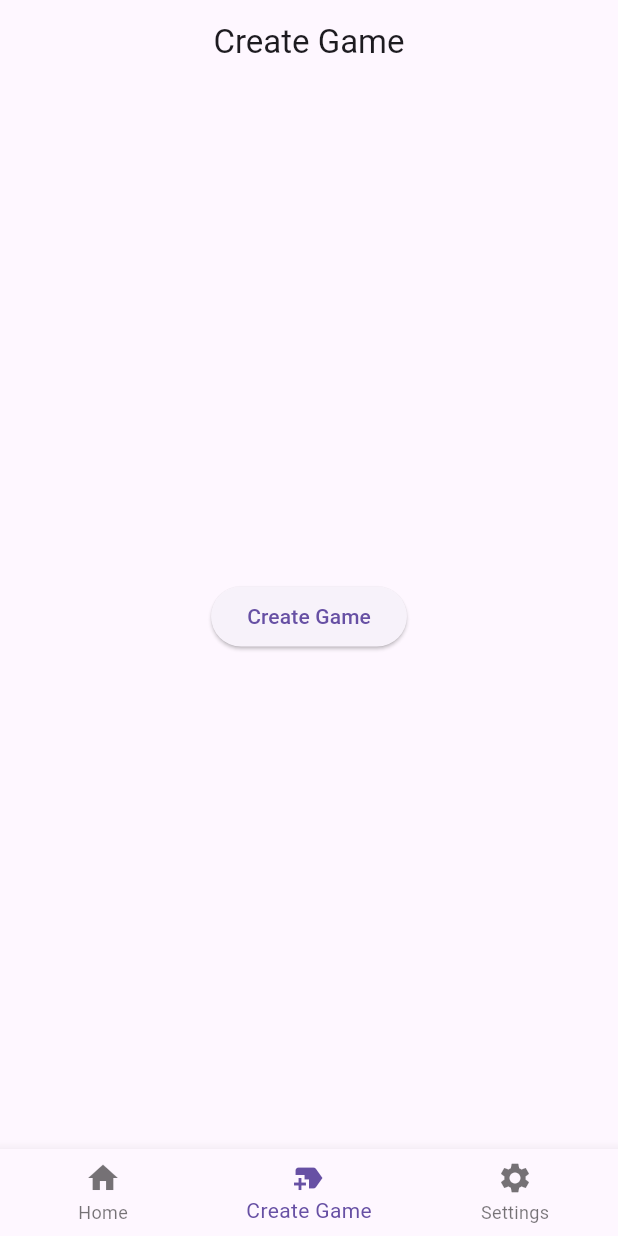
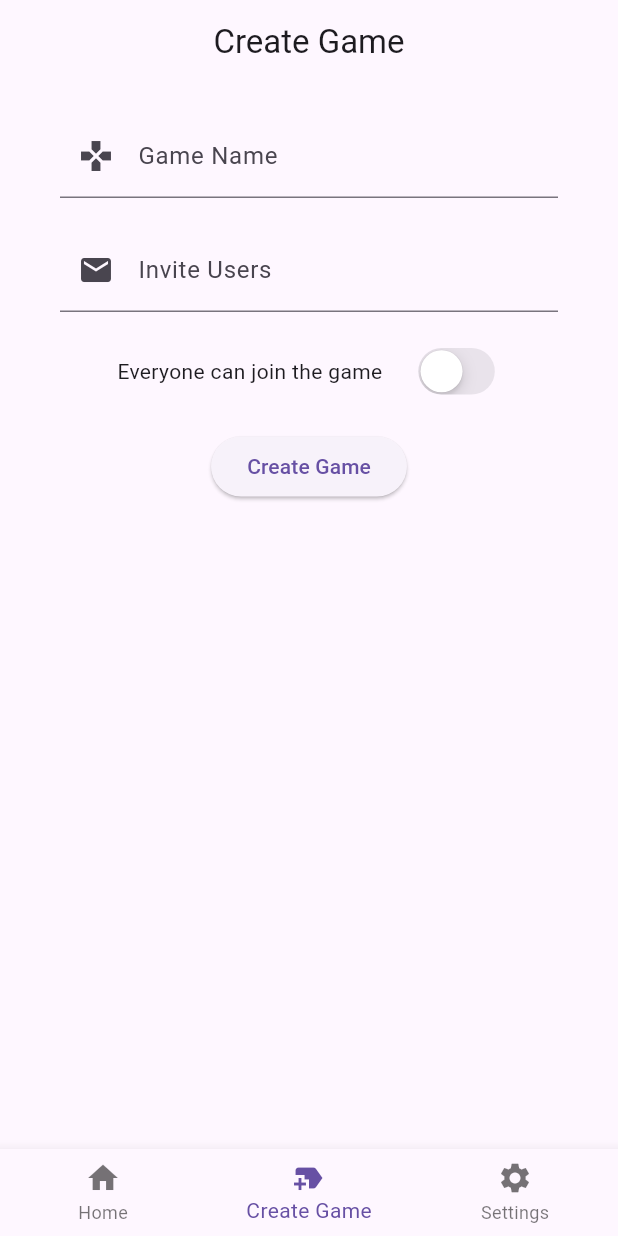
Before and after one commit to crhaxx/new_game_app, a Flutter app: the screen it shows once a user with an empty profile is signed in, item 2 of the bottom bar chosen, after a tap on "Create Game", on a phone screen of 412 x 824 dp. Run offline on Flutter 3.47's test engine with Material 3 defaults, Android fonts, the phone set to English and light mode, and no system bars; our stand-ins replace supabase_flutter; accounts and stored records are empty; network calls fail.

Commit message:
Improved Create-game function

```diff
--- a/lib/database/creategame_table.dart
+++ b/lib/database/creategame_table.dart
@@ -1,7 +1,7 @@
 import 'package:new_game_app/database/database%20models/creategame_model.dart';
 import 'package:supabase_flutter/supabase_flutter.dart';
 
-class UserinfoDatabase {
+class CreategameTable {
   //Info: Database -> playlists
   final database = Supabase.instance.client.from('active_games');
 
--- a/lib/database/database models/creategame_model.dart
+++ b/lib/database/database models/creategame_model.dart
@@ -2,15 +2,19 @@ class CreategameModel {
   int? id;
   String game;
   String creator;
-  String creator_email;
-  String created_at;
+  String? creator_email;
+  String? created_at;
+  String invited_users;
+  bool public;
 
   CreategameModel({
-    required this.id,
+    this.id,
     required this.game,
     required this.creator,
     required this.creator_email,
-    required this.created_at,
+    this.created_at,
+    required this.invited_users,
+    required this.public,
   });
 
   //Info: map -> Userinfo
@@ -21,17 +25,19 @@ class CreategameModel {
       creator: map['creator'] as String,
       creator_email: map['creator_email'] as String,
       created_at: map['created_at'] as String,
+      invited_users: map['invited_users'] as String,
+      public: map['public'] as bool,
     );
   }
 
   //Info: Userinfo -> map
   Map<String, dynamic> toMap() {
     return {
-      'id': id,
       'game': game,
       'creator': creator,
       'creator_email': creator_email,
-      'created_at': created_at,
+      'invited_users': invited_users,
+      'public': public,
     };
   }
 }
--- a/lib/sections/creategame_section.dart
+++ b/lib/sections/creategame_section.dart
@@ -1,4 +1,8 @@
+import "package:flutter/cupertino.dart";
 import "package:flutter/material.dart";
+import "package:new_game_app/database/creategame_table.dart";
+import "package:new_game_app/database/database%20models/creategame_model.dart";
+import "package:supabase_flutter/supabase_flutter.dart";
 
 class CreategamePage extends StatefulWidget {
   const CreategamePage({super.key});
@@ -8,9 +12,27 @@ class CreategamePage extends StatefulWidget {
 }
 
 class _CreategamePageState extends State<CreategamePage> {
-  int currentPageIndex = 0;
+  final createGameTable = CreategameTable();
 
-  void createGame() {}
+  bool publicGame = false;
+
+  //Note: text controllers
+  final _gameNameController = TextEditingController();
+  final _invitedUsersController = TextEditingController();
+
+  void createGame() {
+    //Note: get values
+    final gameName = _gameNameController.text;
+    final invitedUsers = _invitedUsersController.text;
+
+    createGameTable.createGame(CreategameModel(
+        game: gameName,
+        creator: Supabase
+            .instance.client.auth.currentUser?.userMetadata?['username'],
+        creator_email: Supabase.instance.client.auth.currentUser?.email,
+        invited_users: invitedUsers,
+        public: publicGame));
+  }
 
   @override
   Widget build(BuildContext context) {
@@ -20,8 +42,52 @@ class _CreategamePageState extends State<CreategamePage> {
         centerTitle: true,
       ),
       body: Center(
-        child:
-            ElevatedButton(onPressed: createGame, child: Text("Create Game")),
+        child: Padding(
+          padding: EdgeInsets.symmetric(horizontal: 40, vertical: 20),
+          child: Column(
+            children: [
+              TextField(
+                controller: _gameNameController,
+                decoration: InputDecoration(
+                    labelText: "Game Name", prefixIcon: Icon(Icons.games)),
+              ),
+              SizedBox(
+                height: 20,
+              ),
+              Visibility(
+                visible: !publicGame,
+                child: TextField(
+                  controller: _invitedUsersController,
+                  decoration: InputDecoration(
+                      labelText: "Invite Users", prefixIcon: Icon(Icons.mail)),
+                ),
+              ),
+              SizedBox(
+                height: 20,
+              ),
+              Row(
+                mainAxisAlignment: MainAxisAlignment.center,
+                children: [
+                  Text("Everyone can join the game"),
+                  SizedBox(
+                    width: 20,
+                  ),
+                  CupertinoSwitch(
+                      value: publicGame,
+                      onChanged: (value) {
+                        setState(() {
+                          publicGame = value;
+                        });
+                      }),
+                ],
+              ),
+              SizedBox(
+                height: 20,
+              ),
+              ElevatedButton(onPressed: createGame, child: Text("Create Game"))
+            ],
+          ),
+        ),
       ),
     );
   }
--- a/lib/sections/home_section.dart
+++ b/lib/sections/home_section.dart
@@ -1,6 +1,7 @@
 import "package:flutter/material.dart";
 import "package:new_game_app/components/drawer_component.dart";
 import "package:new_game_app/database/auth/auth_service.dart";
+import "package:new_game_app/database/creategame_table.dart";
 import "package:new_game_app/sections/profile_section.dart";
 
 class InvitesPage extends StatefulWidget {
@@ -11,8 +12,7 @@ class InvitesPage extends StatefulWidget {
 }
 
 class _InvitesPageState extends State<InvitesPage> {
-  int currentPageIndex = 0;
-
+  final createGameTable = CreategameTable();
   @override
   Widget build(BuildContext context) {
     //Note: Get auth service
@@ -36,7 +36,32 @@ class _InvitesPageState extends State<InvitesPage> {
           IconButton(icon: Icon(Icons.person), onPressed: profile)
         ],
       ),
-      body: Center(),
+      body: StreamBuilder(
+          stream: createGameTable.streamGames,
+          builder: (context, snapshot) {
+            //Info: loading
+            if (!snapshot.hasData) {
+              return Center(child: CircularProgressIndicator());
+            }
+
+            //Info: loaded
+            final _games = snapshot.data!;
+
+            //Note: list of games
+            return ListView.builder(
+              itemCount: _games.length,
+              itemBuilder: (context, index) {
+                final game = _games[index];
+                return ListTile(
+                  title: Text(game.game),
+                  subtitle: Text(game.creator),
+                  onTap: () {
+                    //Note: Navigate to game page with game details
+                  },
+                );
+              },
+            );
+          }),
       drawer: MyDrawer(),
     );
   }
--- a/lib/sections/profile_section.dart
+++ b/lib/sections/profile_section.dart
@@ -1,5 +1,4 @@
 import "package:flutter/material.dart";
-import "package:new_game_app/database/creategame_table.dart";
 import "package:supabase_flutter/supabase_flutter.dart";
 
 class ProfileSection extends StatefulWidget {
@@ -10,8 +9,6 @@ class ProfileSection extends StatefulWidget {
 }
 
 class _ProfileSectionState extends State<ProfileSection> {
-  final userinfoDatabase = UserinfoDatabase();
-
   @override
   Widget build(BuildContext context) {
     return Scaffold(
```
